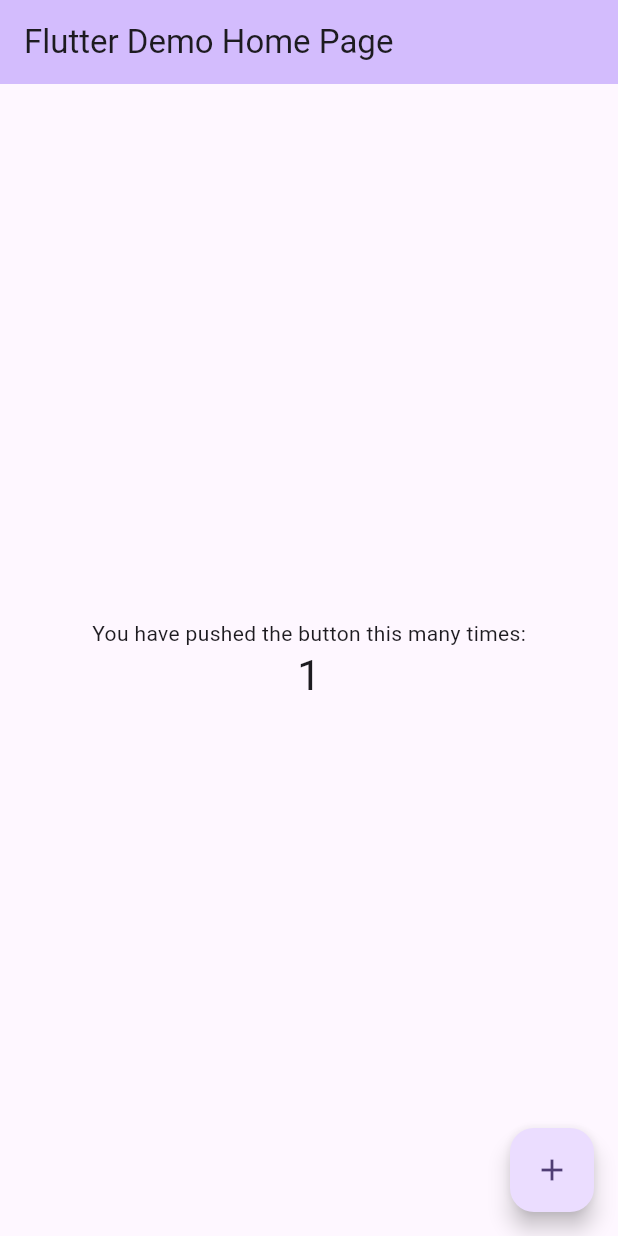
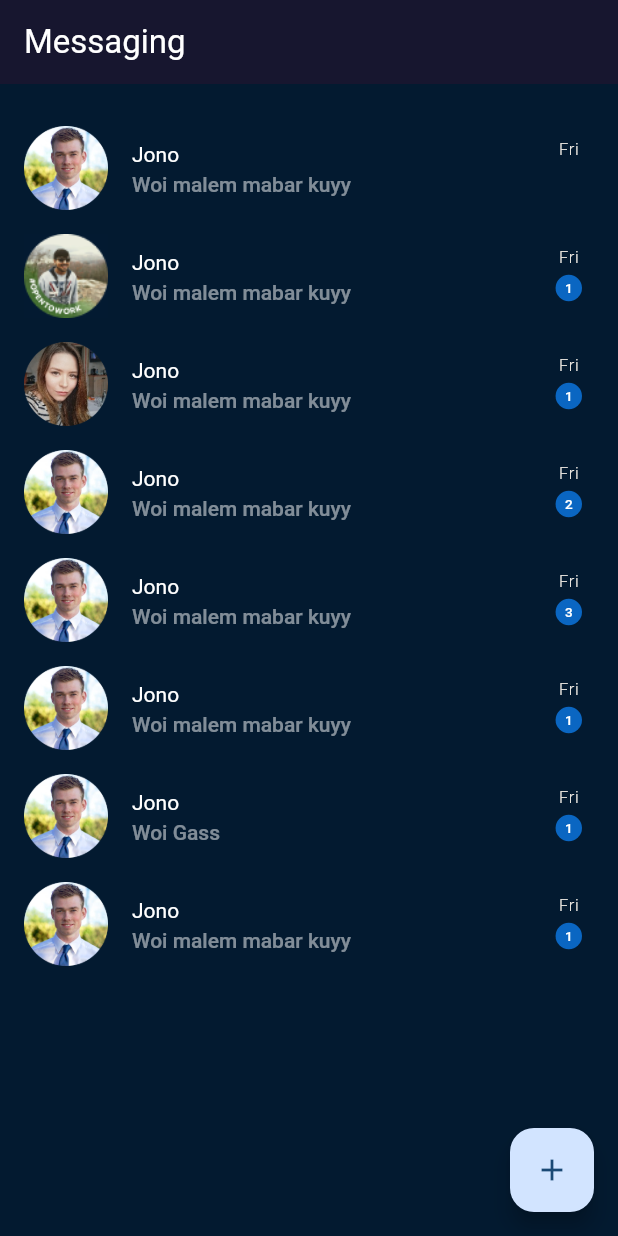
Before and after one commit to ahmad-mukhlish/edspert-linkedin-chat, a Flutter app: the screen it shows after launch, after a tap on the "add" icon, on a phone screen of 412 x 824 dp. Run offline on Flutter 3.47's test engine with Material 3 defaults, Android fonts, the phone set to English and light mode, and no system bars.

Commit message:
add static chat page

```diff
--- /dev/null
+++ b/lib/const/colors.dart
@@ -0,0 +1,6 @@
+import 'dart:ui';
+
+const primaryDark = Color.fromRGBO(3, 26, 48, 1);
+const darkAccent = Color.fromRGBO(23, 22, 47, 1);
+const lightBGHome = Color.fromRGBO(233, 229, 223, 1);
+const lightThemeBlue = Color.fromRGBO(10, 102, 194, 1);
--- /dev/null
+++ b/lib/const/images_path.dart
@@ -0,0 +1 @@
+const personImgPathPrefix = 'assets/images/';
--- /dev/null
+++ b/lib/entity/person_chat.dart
@@ -0,0 +1,15 @@
+class PersonChat {
+  final String name;
+  final String message;
+  final String time;
+  final int totalUnread;
+  final String image;
+
+  PersonChat( {
+    required this.name,
+    required this.message,
+    required this.time,
+    required this.totalUnread,
+    required this.image,
+  });
+}
--- a/lib/main.dart
+++ b/lib/main.dart
@@ -1,4 +1,8 @@
+import 'const/images_path.dart';
 import 'package:flutter/material.dart';
+
+import 'const/colors.dart';
+import 'entity/person_chat.dart';
 
 void main() {
   runApp(const MyApp());
@@ -13,22 +17,7 @@
     return MaterialApp(
       title: 'Flutter Demo',
       theme: ThemeData(
-        // This is the theme of your application.
-        //
-        // TRY THIS: Try running your application with "flutter run". You'll see
-        // the application has a blue toolbar. Then, without quitting the app,
-        // try changing the seedColor in the colorScheme below to Colors.green
-        // and then invoke "hot reload" (save your changes or press the "hot
-        // reload" button in a Flutter-supported IDE, or press "r" if you used
-        // the command line to start the app).
-        //
-        // Notice that the counter didn't reset back to zero; the application
-        // state is not lost during the reload. To reset the state, use hot
-        // restart instead.
-        //
-        // This works for code too, not just values: Most code changes can be
-        // tested with just a hot reload.
-        colorScheme: ColorScheme.fromSeed(seedColor: Colors.deepPurple),
+        colorScheme: ColorScheme.fromSeed(seedColor: primaryDark),
         useMaterial3: true,
       ),
       home: const MyHomePage(title: 'Flutter Demo Home Page'),
@@ -39,15 +28,6 @@
 class MyHomePage extends StatefulWidget {
   const MyHomePage({super.key, required this.title});
 
-  // This widget is the home page of your application. It is stateful, meaning
-  // that it has a State object (defined below) that contains fields that affect
-  // how it looks.
-
-  // This class is the configuration for the state. It holds the values (in this
-  // case the title) provided by the parent (in this case the App widget) and
-  // used by the build method of the State. Fields in a Widget subclass are
-  // always marked "final".
-
   final String title;
 
   @override
@@ -55,71 +35,147 @@
 }
 
 class _MyHomePageState extends State<MyHomePage> {
-  int _counter = 0;
+  List<PersonChat> personChats = [];
 
-  void _incrementCounter() {
-    setState(() {
-      // This call to setState tells the Flutter framework that something has
-      // changed in this State, which causes it to rerun the build method below
-      // so that the display can reflect the updated values. If we changed
-      // _counter without calling setState(), then the build method would not be
-      // called again, and so nothing would appear to happen.
-      _counter++;
-    });
+  void fillPersonChats() {
+    personChats = [
+      PersonChat(
+          name: "Jono",
+          message: "Woi malem mabar kuyy",
+          time: "Fri",
+          totalUnread: 0,
+          image: '${personImgPathPrefix}person_two.png'),
+      PersonChat(
+          name: "Jono",
+          message: "Woi malem mabar kuyy",
+          time: "Fri",
+          totalUnread: 1,
+          image: '${personImgPathPrefix}person.png'),
+      PersonChat(
+          name: "Jono",
+          message: "Woi malem mabar kuyy",
+          time: "Fri",
+          totalUnread: 1,
+          image: '${personImgPathPrefix}person_three.png'),
+      PersonChat(
+          name: "Jono",
+          message: "Woi malem mabar kuyy",
+          time: "Fri",
+          totalUnread: 2,
+          image: '${personImgPathPrefix}person_two.png'),
+      PersonChat(
+          name: "Jono",
+          message: "Woi malem mabar kuyy",
+          time: "Fri",
+          totalUnread: 3,
+          image: '${personImgPathPrefix}person_two.png'),
+      PersonChat(
+          name: "Jono",
+          message: "Woi malem mabar kuyy",
+          time: "Fri",
+          totalUnread: 1,
+          image: '${personImgPathPrefix}person_two.png'),
+      PersonChat(
+          name: "Jono",
+          message: "Woi Gass",
+          time: "Fri",
+          totalUnread: 1,
+          image: '${personImgPathPrefix}person_two.png'),
+      PersonChat(
+          name: "Jono",
+          message: "Woi malem mabar kuyy",
+          time: "Fri",
+          totalUnread: 1,
+          image: '${personImgPathPrefix}person_two.png'),
+    ];
   }
 
   @override
   Widget build(BuildContext context) {
-    // This method is rerun every time setState is called, for instance as done
-    // by the _incrementCounter method above.
-    //
-    // The Flutter framework has been optimized to make rerunning build methods
-    // fast, so that you can just rebuild anything that needs updating rather
-    // than having to individually change instances of widgets.
     return Scaffold(
+      backgroundColor: primaryDark,
       appBar: AppBar(
-        // TRY THIS: Try changing the color here to a specific color (to
-        // Colors.amber, perhaps?) and trigger a hot reload to see the AppBar
-        // change color while the other colors stay the same.
-        backgroundColor: Theme.of(context).colorScheme.inversePrimary,
-        // Here we take the value from the MyHomePage object that was created by
-        // the App.build method, and use it to set our appbar title.
-        title: Text(widget.title),
+        backgroundColor: darkAccent,
+        title: const Text(
+          'Messaging',
+          style: TextStyle(
+            color: Colors.white,
           ),
-      body: Center(
-        // Center is a layout widget. It takes a single child and positions it
-        // in the middle of the parent.
-        child: Column(
-          // Column is also a layout widget. It takes a list of children and
-          // arranges them vertically. By default, it sizes itself to fit its
-          // children horizontally, and tries to be as tall as its parent.
-          //
-          // Column has various properties to control how it sizes itself and
-          // how it positions its children. Here we use mainAxisAlignment to
-          // center the children vertically; the main axis here is the vertical
-          // axis because Columns are vertical (the cross axis would be
-          // horizontal).
-          //
-          // TRY THIS: Invoke "debug painting" (choose the "Toggle Debug Paint"
-          // action in the IDE, or press "p" in the console), to see the
-          // wireframe for each widget.
+        ),
+      ),
+      body: buildBody(),
+      floatingActionButton: buildFab(),
+    );
+  }
+
+  Widget buildBody() {
+    return Padding(
+      padding: const EdgeInsets.only(top: 20),
+      child: SingleChildScrollView(
+        child: buildPersonList(),
+      ),
+    );
+  }
+
+  Widget buildPersonList() {
+    fillPersonChats();
+    return Column(
       mainAxisAlignment: MainAxisAlignment.center,
-          children: <Widget>[
-            const Text(
-              'You have pushed the button this many times:',
+      children: personChats
+          .map((personChat) => buildPersonChatItem(personChat))
+          .toList(),
+    );
+  }
+
+  Widget buildPersonChatItem(PersonChat personChat) {
+    return ListTile(
+      title: Text(
+        personChat.name,
       ),
+      titleTextStyle: const TextStyle(color: Colors.white),
+      subtitle: Text(personChat.message),
+      subtitleTextStyle: TextStyle(
+          color: Colors.white.withOpacity(0.5), fontWeight: FontWeight.w500),
+      trailing: Column(
+        mainAxisAlignment: MainAxisAlignment.center,
+        children: [
           Text(
-              '$_counter',
-              style: Theme.of(context).textTheme.headlineMedium,
+            personChat.time,
+            style: const TextStyle(
+                color: lightBGHome, fontWeight: FontWeight.w300),
           ),
+          buildUnreadChat(personChat.totalUnread)
         ],
       ),
+      leading: Image.asset(personChat.image),
+    );
+  }
+
+  Widget buildUnreadChat(int unreadChatSize) {
+    return Visibility(
+      visible: unreadChatSize > 0,
+      maintainState: true,
+      maintainAnimation: true,
+      maintainSize: true,
+      child: Container(
+        decoration: const BoxDecoration(
+          shape: BoxShape.circle,
+          color: lightThemeBlue,
         ),
-      floatingActionButton: FloatingActionButton(
-        onPressed: _incrementCounter,
+        padding: const EdgeInsets.all(6),
+        child: Text(
+          unreadChatSize.toString(),
+          style: const TextStyle(color: Colors.white, fontSize: 9),
+        ),
+      ),
+    );
+  }
+
+  Widget buildFab() {
+    return FloatingActionButton(
+      onPressed: () {},
       tooltip: 'Increment',
       child: const Icon(Icons.add),
-      ), // This trailing comma makes auto-formatting nicer for build methods.
     );
   }
 }
--- a/pubspec.yaml
+++ b/pubspec.yaml
@@ -58,9 +58,8 @@ flutter:
   # the material Icons class.
   uses-material-design: true
 
-  # To add assets to your application, add an assets section, like this:
-  # assets:
-  #   - images/a_dot_burr.jpeg
+  assets:
+    - assets/images/
   #   - images/a_dot_ham.jpeg
 
   # An image asset can refer to one or more resolution-specific "variants", see
```
Also changed, not shown: assets/images/person.png (added), assets/images/person_three.png (added), assets/images/person_two.png (added). Lines whose indentation alone changed are shown as unchanged.
